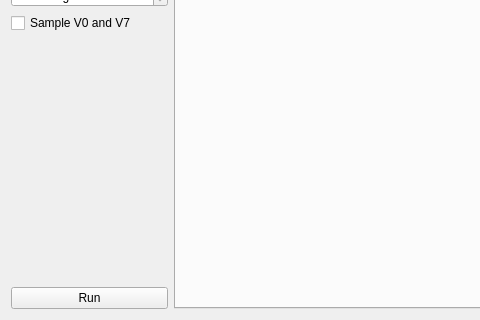
vedderb/svm_sim, file mainwindow.ui: the form before one commit; both pictures show x 0 to 480 and y 220 to 540 of the 901 by 540 pixel window.
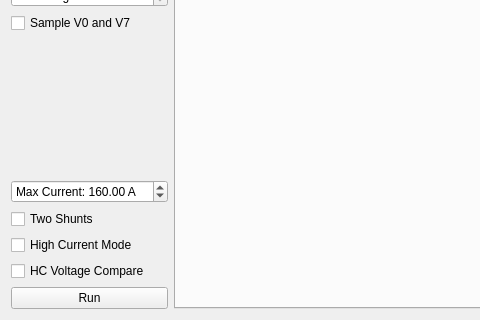
The form after the commit. Custom widgets are drawn as their Qt base class.

Commit message: Added some current saturation simulation tools

```diff
--- a/mainwindow.ui
+++ b/mainwindow.ui
@@ -152,6 +152,43 @@
         </property>
        </spacer>
       </item>
+      <item>
+       <widget class="QDoubleSpinBox" name="currentMaxBox">
+        <property name="prefix">
+         <string>Max Current: </string>
+        </property>
+        <property name="suffix">
+         <string> A</string>
+        </property>
+        <property name="maximum">
+         <double>999.000000000000000</double>
+        </property>
+        <property name="value">
+         <double>160.000000000000000</double>
+        </property>
+       </widget>
+      </item>
+      <item>
+       <widget class="QCheckBox" name="twoShuntBox">
+        <property name="text">
+         <string>Two Shunts</string>
+        </property>
+       </widget>
+      </item>
+      <item>
+       <widget class="QCheckBox" name="highCurrentBox">
+        <property name="text">
+         <string>High Current Mode</string>
+        </property>
+       </widget>
+      </item>
+      <item>
+       <widget class="QCheckBox" name="hcVoltageCompareBox">
+        <property name="text">
+         <string>HC Voltage Compare</string>
+        </property>
+       </widget>
+      </item>
       <item>
        <widget class="QPushButton" name="runButton">
         <property name="text">
```
The commit also changes 1 other file.
